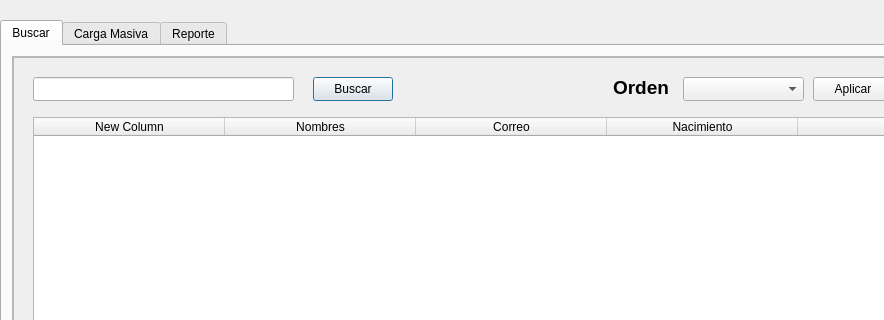
Above: Fase2/main/Admin.ui from Kevin-alvarez1/PROYECTO_MULTIFASES_RED_SOCIAL before the change; both pictures show x 0 to 884 and y 0 to 320 of the 1239 by 505 pixel window. Below: the same form after it.
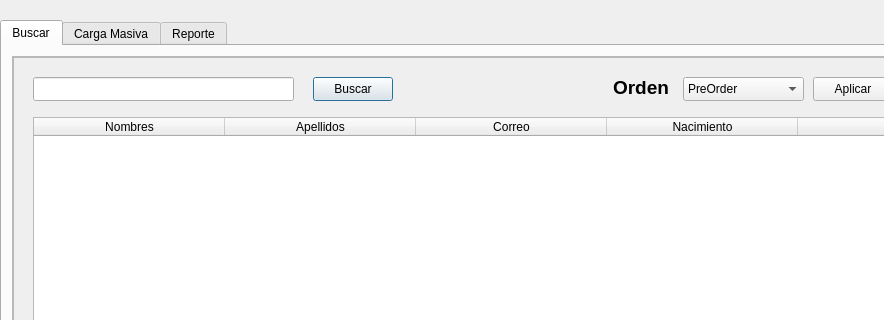
That is the form after the change.

Commit message: Tabla de admin casi generada

The edit to the form file:
```diff
--- a/Fase2/main/Admin.ui
+++ b/Fase2/main/Admin.ui
@@ -97,6 +97,21 @@
           <height>24</height>
          </rect>
         </property>
+        <item>
+         <property name="text">
+          <string>PreOrder</string>
+         </property>
+        </item>
+        <item>
+         <property name="text">
+          <string>InOrder</string>
+         </property>
+        </item>
+        <item>
+         <property name="text">
+          <string>PostOrder</string>
+         </property>
+        </item>
        </widget>
        <widget class="QPushButton" name="pushButton_2">
         <property name="geometry">
@@ -123,16 +138,16 @@
         <attribute name="horizontalHeaderDefaultSectionSize">
          <number>191</number>
         </attribute>
-        <column>
-         <property name="text">
-          <string>New Column</string>
-         </property>
-        </column>
         <column>
          <property name="text">
           <string>Nombres</string>
          </property>
         </column>
+        <column>
+         <property name="text">
+          <string>Apellidos</string>
+         </property>
+        </column>
         <column>
          <property name="text">
           <string>Correo</string>
```
Left out of the diff: 6 changed lines with no effect on the pictures. The commit also changes 15 other files.
